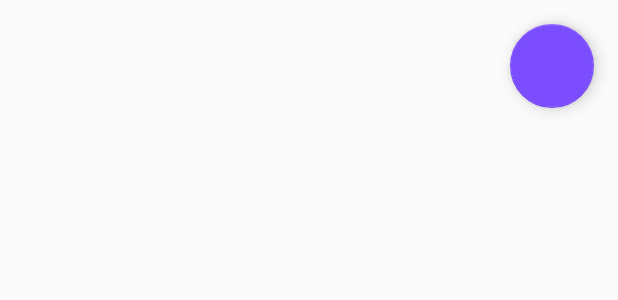
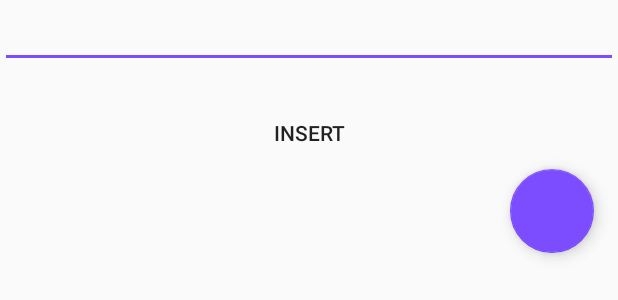
Before and after one commit to xudshen/jandan, an Android app: the layout fragment_posts.xml on its own in the app's theme, with its tools: preview values and no code run, on a phone screen of 412 x 824 dp. Shown: the top 300 px of the screen. Run offline under Robolectric (Android 15) with nearby library versions, the phone set to English and light mode, and no system bars; plain views replace SwipyRefreshLayout.

```diff
--- a/DroidData/src/main/java/info/xudshen/droiddata/adapter/DDCursorRecyclerAdapter.java
+++ b/DroidData/src/main/java/info/xudshen/droiddata/adapter/DDCursorRecyclerAdapter.java
@@ -114,7 +114,7 @@ public abstract class DDCursorRecyclerAdapter<VH extends RecyclerView.ViewHolder
         }
     }
 
-    public Object getItem(int position) {
+    public Cursor getItemCursor(int position) {
         if (mDataValid && mCursor != null) {
             mCursor.moveToPosition(position);
             return mCursor;
--- a/app/src/main/res/layout/fragment_posts.xml
+++ b/app/src/main/res/layout/fragment_posts.xml
@@ -15,9 +15,14 @@
         android:orientation="vertical"
         tools:context="info.xudshen.jandan.view.PostsFragment">
 
+        <LinearLayout
+            android:layout_width="match_parent"
+            android:layout_height="match_parent"
+            android:orientation="vertical">
 
             <!-- TODO: Update blank fragment layout -->
-        <TextView
+            <EditText
+                android:id="@+id/inputTitle"
                 android:layout_width="match_parent"
                 android:layout_height="wrap_content"
                 android:text="@{article.title}" />
@@ -25,7 +30,14 @@
             <TextView
                 android:layout_width="match_parent"
                 android:layout_height="wrap_content"
-            android:text="@{article.content}" />
+                android:text="@{article.title}" />
+
+            <Button
+                android:layout_width="match_parent"
+                android:layout_height="wrap_content"
+                android:background="?attr/selectableItemBackground"
+                android:id="@+id/insertBtn"
+                android:text="insert" />
 
             <com.orangegangsters.github.swipyrefreshlayout.library.SwipyRefreshLayout
                 android:id="@+id/swipeRefreshLayout"
@@ -43,6 +55,7 @@
 
                     android:scrollbars="vertical" />
             </com.orangegangsters.github.swipyrefreshlayout.library.SwipyRefreshLayout>
+        </LinearLayout>
 
         <android.support.design.widget.FloatingActionButton
             android:id="@+id/fab"
@@ -56,7 +69,7 @@
             app:layout_anchor="@id/my_recycler_view"
             app:layout_anchorGravity="end|bottom"
 
-            app:layout_behavior="info.xudshen.jandan.behavior.ScrollAwareFABBehavior"/>
+            app:layout_behavior="info.xudshen.jandan.behavior.ScrollAwareFABBehavior" />
 
     </android.support.design.widget.CoordinatorLayout>
 </layout>
```
Also changed, not shown: app/src/main/java/info/xudshen/jandan/view/PostsFragment.java (+10 -0 lines). Lines whose indentation alone changed are shown as unchanged.
